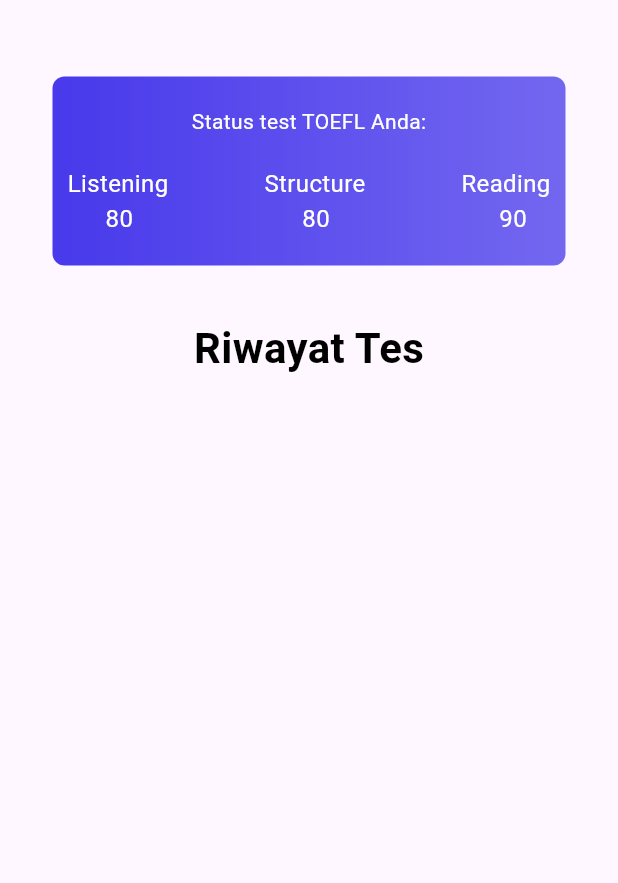
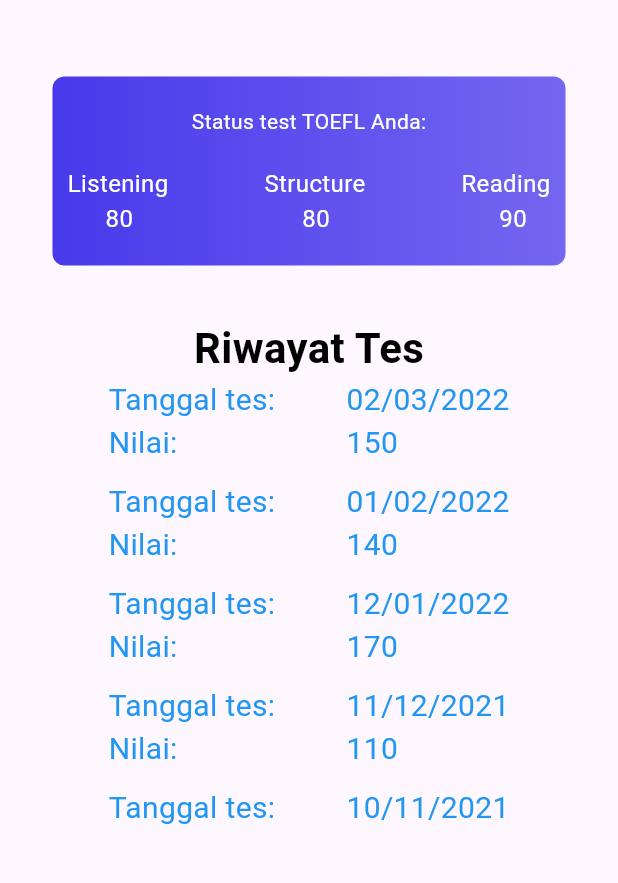
Before and after one commit to idlofizahir86/Tutorial_10-1_1301213407_IDLOFI-ZAHIR-RAJABA, a Flutter app: the screen it shows after launch, on a phone screen of 412 x 824 dp, the part 159-1042 px from its top. Run offline on Flutter 3.47's test engine with Material 3 defaults, Android fonts, the light colour scheme and no system bars.

Commit message:
Tutorial 10.2

```diff
--- a/lib/main.dart
+++ b/lib/main.dart
@@ -30,9 +30,23 @@
 }
 
 class _MyHomePageState extends State<MyHomePage> {
+  final data = const [
+    {"tgl": "02/03/2022", "nilai": "150"},
+    {"tgl": "01/02/2022", "nilai": "140"},
+    {"tgl": "12/01/2022", "nilai": "170"},
+    {"tgl": "11/12/2021", "nilai": "110"},
+    {"tgl": "10/11/2021", "nilai": "180"},
+    {"tgl": "09/10/2021", "nilai": "190"},
+    {"tgl": "08/09/2021", "nilai": "160"},
+    {"tgl": "07/08/2021", "nilai": "155"},
+    {"tgl": "06/07/2021", "nilai": "145"},
+    {"tgl": "05/06/2021", "nilai": "140"},
+  ];
+
   @override
   Widget build(BuildContext context) {
-    return Scaffold(
+    return SafeArea(
+      child: Scaffold(
         body: Padding(
           padding: const EdgeInsets.symmetric(vertical: 30, horizontal: 25),
           child: Column(
@@ -74,7 +88,8 @@
                 ),
               ),
               Container(
-              margin: const EdgeInsets.symmetric(horizontal: 10, vertical: 35),
+                margin:
+                    const EdgeInsets.symmetric(horizontal: 10, vertical: 35),
                 decoration: BoxDecoration(
                   gradient: const LinearGradient(
                     colors: [
@@ -128,8 +143,40 @@
                   fontWeight: FontWeight.w700,
                   letterSpacing: 0.25,
                 ),
-            )
+              ),
+              Container(
+                height: 300,
+                child: ListView.builder(
+                  itemCount: data.length,
+                  itemBuilder: (context, index) {
+                    return Column(
+                      children: [
+                        Row(
+                          mainAxisAlignment: MainAxisAlignment.spaceEvenly,
+                          children: [
+                            const Text(
+                              "Tanggal tes:\nNilai:",
+                              style:
+                                  TextStyle(color: Colors.blue, fontSize: 20),
+                            ),
+                            Text(
+                              data[index]["tgl"]! +
+                                  '\n' +
+                                  data[index]["nilai"]!,
+                              style: const TextStyle(
+                                  color: Colors.blue, fontSize: 20),
+                            ),
                           ],
+                        ),
+                        const SizedBox(
+                            height: 10), // Placed within the Column widget
+                      ],
+                    );
+                  },
+                ),
+              ),
+            ],
+          ),
         ),
       ),
     );
```
Also changed, not shown: pubspec.lock. Lines whose indentation alone changed are shown as unchanged.
